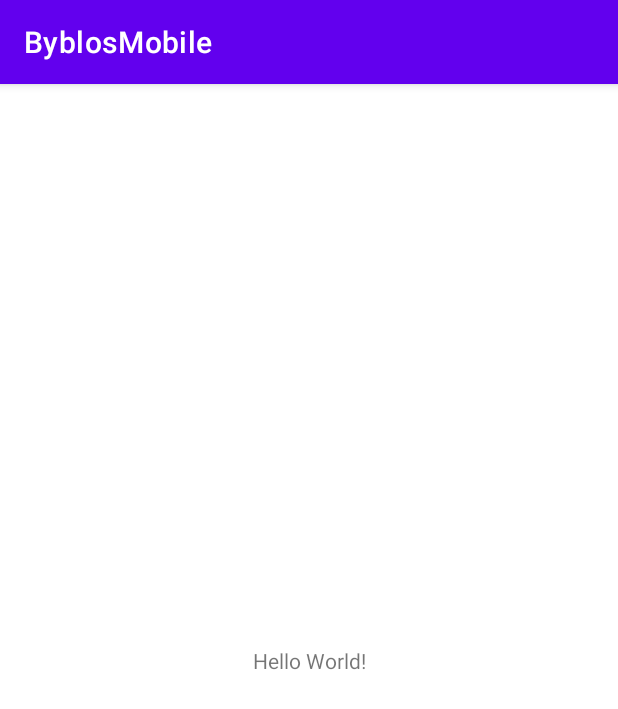
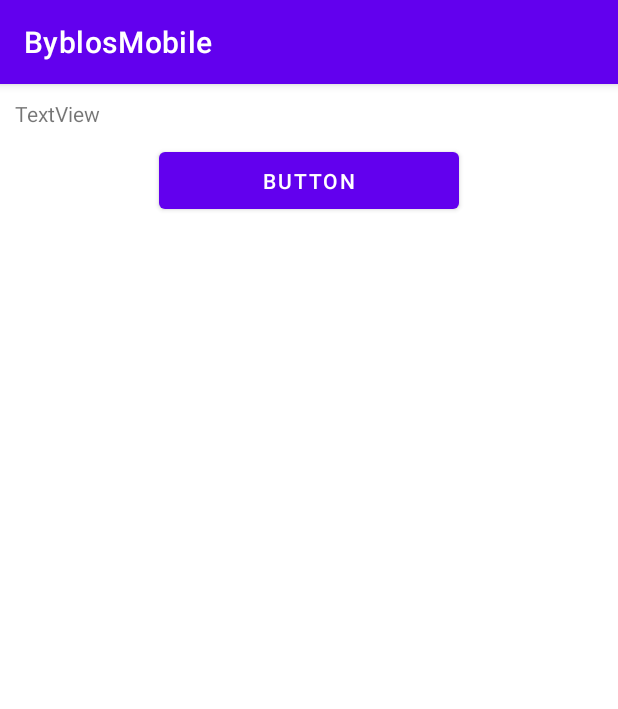
Before and after one commit to samspark345/android_studio_application, an Android app: the screen it shows after launch (MainActivity), on a phone screen of 412 x 824 dp. Shown: the top 709 px of the screen. Run offline under Robolectric (Android 15) with nearby library versions, the phone set to English and light mode, and no system bars.

Commit message:
started start page

```diff
--- a/ByblosMobile/app/src/main/res/layout/activity_main.xml
+++ b/ByblosMobile/app/src/main/res/layout/activity_main.xml
@@ -6,13 +6,28 @@
     android:layout_height="match_parent"
     tools:context=".MainActivity">
 
-    <TextView
-        android:layout_width="wrap_content"
-        android:layout_height="wrap_content"
-        android:text="Hello World!"
-        app:layout_constraintBottom_toBottomOf="parent"
-        app:layout_constraintLeft_toLeftOf="parent"
-        app:layout_constraintRight_toRightOf="parent"
-        app:layout_constraintTop_toTopOf="parent" />
+    <RelativeLayout
+        android:layout_width="match_parent"
+        android:layout_height="match_parent">
 
+        <LinearLayout
+            android:layout_width="match_parent"
+            android:layout_height="match_parent"
+            android:gravity="center_horizontal"
+            android:orientation="vertical">
+
+            <TextView
+                android:id="@+id/textView3"
+                android:layout_width="match_parent"
+                android:layout_height="wrap_content"
+                android:layout_margin="10dp"
+                android:text="TextView" />
+
+            <Button
+                android:id="@+id/button3"
+                android:layout_width="200dp"
+                android:layout_height="50dp"
+                android:text="Button" />
+        </LinearLayout>
+    </RelativeLayout>
 </androidx.constraintlayout.widget.ConstraintLayout>
```
